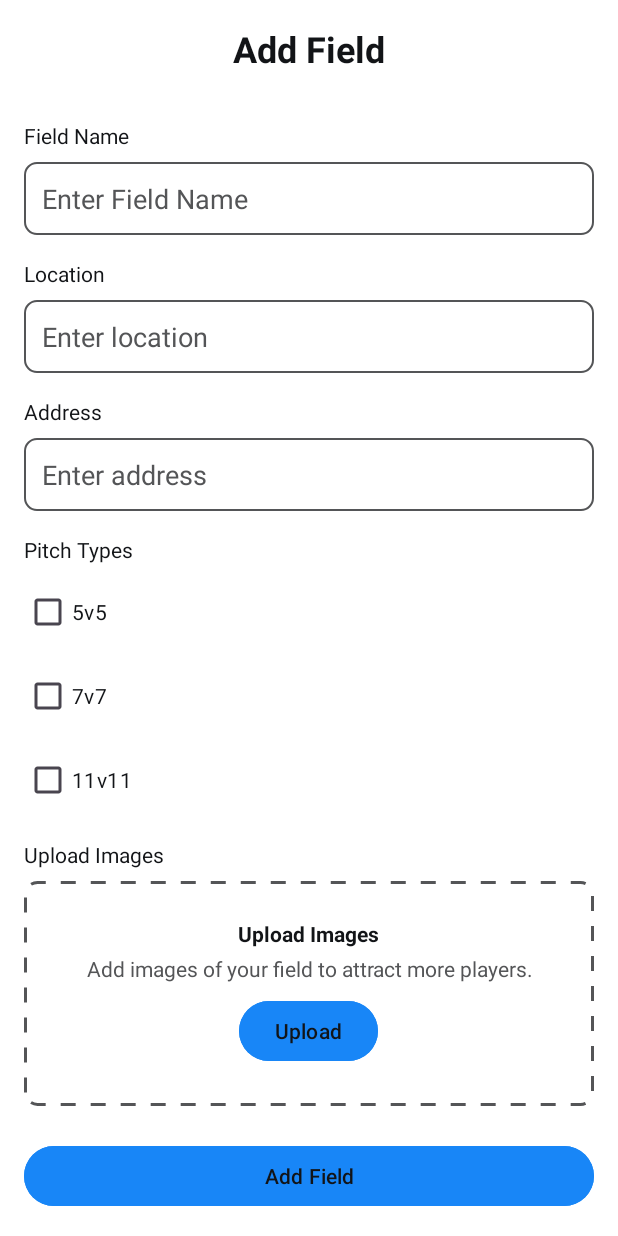
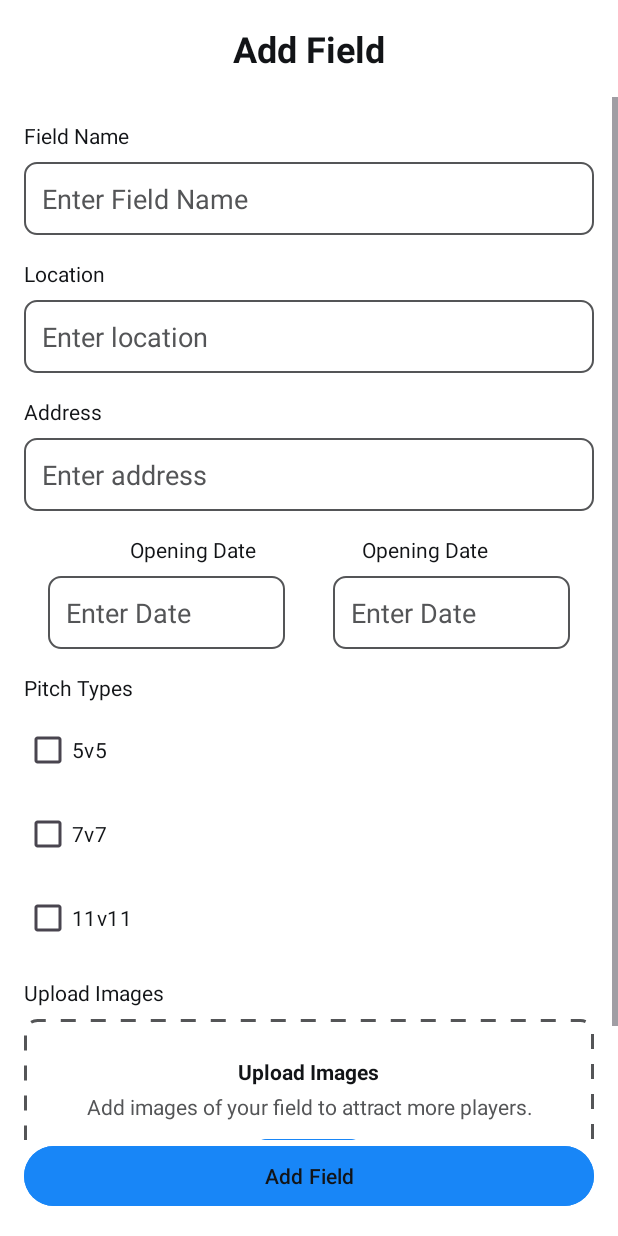
Before and after one commit to mohamed-mahdy-7/KooraHour, an Android app: the fragment AddFieldFragment shown on its own in the app's theme, on a phone screen of 412 x 824 dp. Run offline under Robolectric (Android 15) with nearby library versions, the phone set to English and light mode, and no system bars.

Commit message:
update fragment_add_field.xml

```diff
--- a/app/src/main/res/layout/fragment_add_field.xml
+++ b/app/src/main/res/layout/fragment_add_field.xml
@@ -1,8 +1,7 @@
 <?xml version="1.0" encoding="utf-8"?>
-<FrameLayout
-    xmlns:android="http://schemas.android.com/apk/res/android"
+<FrameLayout xmlns:android="http://schemas.android.com/apk/res/android"
+    xmlns:app="http://schemas.android.com/apk/res-auto"
     xmlns:tools="http://schemas.android.com/tools"
-    xmlns:app="http://schemas.android.com/apk/res-auto"
     android:layout_width="match_parent"
     android:layout_height="match_parent"
     tools:context=".ui.activity.AddFieldFragment">
@@ -10,8 +9,8 @@
     <androidx.constraintlayout.widget.ConstraintLayout
         android:layout_width="match_parent"
         android:layout_height="match_parent"
-        android:background="@color/white"
-        >
+        android:background="@color/white">
+
         <TextView
             android:id="@+id/add_field_title"
             android:layout_width="wrap_content"
@@ -102,11 +101,72 @@
                     android:autofillHints=""
                     android:background="@drawable/rounded_edittext_bg"
                     android:hint="@string/enter_address"
+                    android:inputType="text"
                     android:padding="12dp"
-                    android:inputType="text"
                     android:textColor="@color/black"
                     android:textColorHint="@color/gray"
                     app:layout_constraintTop_toBottomOf="@id/address_label" />
+
+                <TextView
+                    android:id="@+id/opening_date_label"
+                    android:layout_width="wrap_content"
+                    android:layout_height="wrap_content"
+                    android:layout_marginTop="16dp"
+                    android:text="@string/opening_date"
+                    android:textColor="@color/black"
+                    app:layout_constraintEnd_toStartOf="@+id/closing_date_label"
+                    app:layout_constraintHorizontal_bias="0.5"
+                    app:layout_constraintStart_toStartOf="parent"
+                    app:layout_constraintTop_toBottomOf="@id/address_edit_text" />
+
+                <EditText
+                    android:id="@+id/opening_date_et"
+                    android:layout_width="0dp"
+                    android:layout_height="wrap_content"
+                    android:layout_marginHorizontal="16dp"
+                    android:layout_marginTop="8dp"
+                    android:autofillHints=""
+                    android:background="@drawable/rounded_edittext_bg"
+                    android:hint="@string/enter_date"
+                    android:inputType="date"
+                    android:padding="12dp"
+                    android:textColor="@color/black"
+                    android:textColorHint="@color/gray"
+                    app:layout_constraintEnd_toStartOf="@+id/closing_date_et"
+                    app:layout_constraintHorizontal_bias="0.5"
+                    app:layout_constraintStart_toStartOf="parent"
+                    app:layout_constraintTop_toBottomOf="@id/opening_date_label" />
+
+                <TextView
+                    android:id="@+id/closing_date_label"
+                    android:layout_width="wrap_content"
+                    android:layout_height="wrap_content"
+                    android:layout_marginTop="16dp"
+                    android:text="@string/opening_date"
+                    android:textColor="@color/black"
+                    app:layout_constraintEnd_toEndOf="parent"
+                    app:layout_constraintHorizontal_bias="0.5"
+                    app:layout_constraintStart_toEndOf="@+id/opening_date_label"
+                    app:layout_constraintTop_toBottomOf="@id/address_edit_text" />
+
+                <EditText
+                    android:id="@+id/closing_date_et"
+                    android:layout_width="0dp"
+                    android:layout_height="wrap_content"
+                    android:layout_marginHorizontal="16dp"
+                    android:layout_marginTop="8dp"
+                    android:autofillHints=""
+                    android:background="@drawable/rounded_edittext_bg"
+                    android:hint="@string/enter_date"
+                    android:inputType="date"
+                    android:padding="12dp"
+                    android:textColor="@color/black"
+                    android:textColorHint="@color/gray"
+                    app:layout_constraintEnd_toEndOf="parent"
+                    app:layout_constraintHorizontal_bias="0.5"
+                    app:layout_constraintStart_toEndOf="@+id/opening_date_et"
+                    app:layout_constraintTop_toBottomOf="@id/closing_date_label" />
+
                 <TextView
                     android:id="@+id/pitch_types_label"
                     android:layout_width="wrap_content"
@@ -115,7 +175,7 @@
                     android:text="@string/pitch_types"
                     android:textColor="@color/black"
                     app:layout_constraintStart_toStartOf="parent"
-                    app:layout_constraintTop_toBottomOf="@id/address_edit_text" />
+                    app:layout_constraintTop_toBottomOf="@id/opening_date_et" />
 
                 <CheckBox
                     android:id="@+id/checkbox_5v5"
@@ -197,6 +257,7 @@
 
             </androidx.constraintlayout.widget.ConstraintLayout>
         </ScrollView>
+
         <Button
             android:id="@+id/add_field_button"
             android:layout_width="match_parent"
@@ -205,7 +266,6 @@
             android:backgroundTint="@color/blue"
             android:text="@string/add_field"
             android:textColor="@color/black"
-            app:layout_constraintBottom_toBottomOf="parent"
-             />
+            app:layout_constraintBottom_toBottomOf="parent" />
     </androidx.constraintlayout.widget.ConstraintLayout>
 </FrameLayout>
--- a/app/src/main/res/values/strings.xml
+++ b/app/src/main/res/values/strings.xml
@@ -29,4 +29,6 @@
     <string name="enter_location">Enter location</string>
     <string name="location">Location</string>
     <string name="enter_field_name">Enter Field Name</string>
+    <string name="opening_date">Opening Date</string>
+    <string name="enter_date">Enter Date</string>
 </resources>
```
